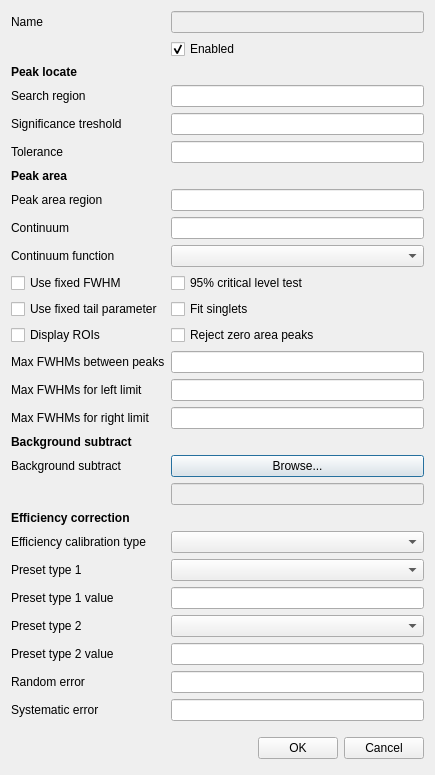
The window that createdetector.ui (bytting/nailab) describes before a commit, drawn with Qt 5.
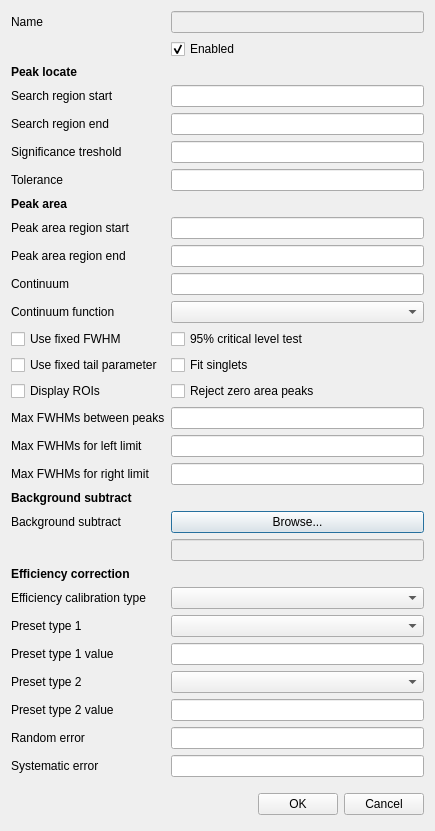
The same window after the commit. Icons and pictures are not drawn.

What changed in the file:
```diff
--- a/createdetector.ui
+++ b/createdetector.ui
@@ -7,7 +7,7 @@
     <x>0</x>
     <y>0</y>
     <width>435</width>
-    <height>762</height>
+    <height>826</height>
    </rect>
   </property>
   <property name="windowTitle">
@@ -64,34 +64,34 @@
    <item row="3" column="0">
     <widget class="QLabel" name="label">
      <property name="text">
-      <string>Search region</string>
+      <string>Search region start</string>
      </property>
     </widget>
    </item>
    <item row="3" column="1">
     <widget class="QLineEdit" name="tbSearchRegion"/>
    </item>
-   <item row="4" column="0">
+   <item row="5" column="0">
     <widget class="QLabel" name="label_2">
      <property name="text">
       <string>Significance treshold</string>
      </property>
     </widget>
    </item>
-   <item row="4" column="1">
+   <item row="5" column="1">
     <widget class="QLineEdit" name="tbSignificanceTreshold"/>
    </item>
-   <item row="5" column="0">
+   <item row="6" column="0">
     <widget class="QLabel" name="label_3">
      <property name="text">
       <string>Tolerance</string>
      </property>
     </widget>
    </item>
-   <item row="5" column="1">
+   <item row="6" column="1">
     <widget class="QLineEdit" name="tbTolerance"/>
    </item>
-   <item row="6" column="0">
+   <item row="7" column="0">
     <widget class="QLabel" name="label_11">
      <property name="font">
       <font>
@@ -104,109 +104,109 @@
      </property>
     </widget>
    </item>
-   <item row="7" column="0">
-    <widget class="QLabel" name="label_5">
-     <property name="text">
-      <string>Peak area region</string>
-     </property>
-    </widget>
-   </item>
-   <item row="7" column="1">
-    <widget class="QLineEdit" name="tbPeakAreaRegion"/>
-   </item>
    <item row="8" column="0">
+    <widget class="QLabel" name="label_5">
+     <property name="text">
+      <string>Peak area region start</string>
+     </property>
+    </widget>
+   </item>
+   <item row="8" column="1">
+    <widget class="QLineEdit" name="tbPeakAreaRegionStart"/>
+   </item>
+   <item row="10" column="0">
     <widget class="QLabel" name="label_4">
      <property name="text">
       <string>Continuum</string>
      </property>
     </widget>
    </item>
-   <item row="8" column="1">
+   <item row="10" column="1">
     <widget class="QLineEdit" name="tbContinuum"/>
    </item>
-   <item row="9" column="0">
+   <item row="11" column="0">
     <widget class="QLabel" name="label_7">
      <property name="text">
       <string>Continuum function</string>
      </property>
     </widget>
    </item>
-   <item row="9" column="1">
+   <item row="11" column="1">
     <widget class="QComboBox" name="cboxContinuumFunction"/>
    </item>
-   <item row="10" column="0">
+   <item row="12" column="0">
     <widget class="QCheckBox" name="cbUseFixedFWHM">
      <property name="text">
       <string>Use fixed FWHM</string>
      </property>
     </widget>
    </item>
-   <item row="10" column="1">
+   <item row="12" column="1">
     <widget class="QCheckBox" name="cbCriticalLevelTest">
      <property name="text">
       <string>95% critical level test</string>
      </property>
     </widget>
    </item>
-   <item row="11" column="0">
+   <item row="13" column="0">
     <widget class="QCheckBox" name="cbUseFixedTailParameter">
      <property name="text">
       <string>Use fixed tail parameter</string>
      </property>
     </widget>
    </item>
-   <item row="11" column="1">
+   <item row="13" column="1">
     <widget class="QCheckBox" name="cbFixSinglets">
      <property name="text">
       <string>Fit singlets</string>
      </property>
     </widget>
    </item>
-   <item row="12" column="0">
+   <item row="14" column="0">
     <widget class="QCheckBox" name="cbDisplayROIs">
      <property name="text">
       <string>Display ROIs</string>
      </property>
     </widget>
    </item>
-   <item row="12" column="1">
+   <item row="14" column="1">
     <widget class="QCheckBox" name="cbRejectZeroAreaPeaks">
      <property name="text">
       <string>Reject zero area peaks</string>
      </property>
     </widget>
    </item>
-   <item row="13" column="0">
+   <item row="15" column="0">
     <widget class="QLabel" name="label_9">
      <property name="text">
       <string>Max FWHMs between peaks</string>
      </property>
     </widget>
    </item>
-   <item row="13" column="1">
+   <item row="15" column="1">
     <widget class="QLineEdit" name="tbMaxFWHMsBetweenPeaks"/>
    </item>
-   <item row="14" column="0">
+   <item row="16" column="0">
     <widget class="QLabel" name="label_12">
      <property name="text">
       <string>Max FWHMs for left limit</string>
      </property>
     </widget>
    </item>
-   <item row="14" column="1">
+   <item row="16" column="1">
     <widget class="QLineEdit" name="tbMaxFWHMsForLeftLimit"/>
    </item>
-   <item row="15" column="0">
+   <item row="17" column="0">
     <widget class="QLabel" name="label_6">
      <property name="text">
       <string>Max FWHMs for right limit</string>
      </property>
     </widget>
    </item>
-   <item row="15" column="1">
+   <item row="17" column="1">
     <widget class="QLineEdit" name="tbMaxFWHMsForRightLimit"/>
    </item>
-   <item row="16" column="0">
+   <item row="18" column="0">
     <widget class="QLabel" name="label_13">
      <property name="font">
       <font>
@@ -219,21 +219,21 @@
      </property>
     </widget>
    </item>
-   <item row="17" column="0">
+   <item row="19" column="0">
     <widget class="QLabel" name="label_8">
      <property name="text">
       <string>Background subtract</string>
      </property>
     </widget>
    </item>
-   <item row="17" column="1">
+   <item row="19" column="1">
     <widget class="QPushButton" name="btnBackgroundSubtract">
      <property name="text">
       <string>Browse...</string>
      </property>
     </widget>
    </item>
-   <item row="18" column="1">
+   <item row="20" column="1">
     <widget class="QLineEdit" name="tbBackgroundSubtract">
      <property name="enabled">
       <bool>false</bool>
@@ -255,7 +255,7 @@
      </property>
     </widget>
    </item>
-   <item row="19" column="0">
+   <item row="21" column="0">
     <widget class="QLabel" name="label_14">
      <property name="font">
       <font>
@@ -268,57 +268,57 @@
      </property>
     </widget>
    </item>
-   <item row="20" column="0">
+   <item row="22" column="0">
     <widget class="QLabel" name="label_15">
      <property name="text">
       <string>Efficiency calibration type</string>
      </property>
     </widget>
    </item>
-   <item row="20" column="1">
+   <item row="22" column="1">
     <widget class="QComboBox" name="cboxEfficiencyCalibrationType"/>
    </item>
-   <item row="21" column="0">
+   <item row="23" column="0">
     <widget class="QLabel" name="label_17">
      <property name="text">
       <string>Preset type 1</string>
      </property>
     </widget>
    </item>
-   <item row="21" column="1">
+   <item row="23" column="1">
     <widget class="QComboBox" name="cboxPresetType1"/>
    </item>
-   <item row="22" column="0">
+   <item row="24" column="0">
     <widget class="QLabel" name="label_18">
      <property name="text">
       <string>Preset type 1 value</string>
      </property>
     </widget>
    </item>
-   <item row="22" column="1">
+   <item row="24" column="1">
     <widget class="QLineEdit" name="tbPresetType1"/>
    </item>
-   <item row="23" column="0">
+   <item row="25" column="0">
     <widget class="QLabel" name="label_22">
      <property name="text">
       <string>Preset type 2</string>
      </property>
     </widget>
    </item>
-   <item row="23" column="1">
+   <item row="25" column="1">
     <widget class="QComboBox" name="cboxPresetType2"/>
    </item>
-   <item row="24" column="0">
+   <item row="26" column="0">
     <widget class="QLabel" name="label_19">
      <property name="text">
       <string>Preset type 2 value</string>
      </property>
     </widget>
    </item>
-   <item row="24" column="1">
+   <item row="26" column="1">
     <widget class="QLineEdit" name="tbPresetType2"/>
    </item>
-   <item row="27" column="0">
+   <item row="29" column="0">
     <spacer name="verticalSpacer">
      <property name="orientation">
       <enum>Qt::Vertical</enum>
@@ -331,7 +331,7 @@
      </property>
     </spacer>
    </item>
-   <item row="28" column="0" colspan="2">
+   <item row="30" column="0" colspan="2">
     <layout class="QHBoxLayout">
      <property name="spacing">
       <number>6</number>
@@ -377,26 +377,46 @@
      </item>
     </layout>
    </item>
-   <item row="25" column="0">
+   <item row="27" column="0">
     <widget class="QLabel" name="label_20">
      <property name="text">
       <string>Random error</string>
      </property>
     </widget>
    </item>
-   <item row="25" column="1">
+   <item row="27" column="1">
     <widget class="QLineEdit" name="tbRandomError"/>
    </item>
-   <item row="26" column="0">
+   <item row="28" column="0">
     <widget class="QLabel" name="label_21">
      <property name="text">
       <string>Systematic error</string>
      </property>
     </widget>
    </item>
-   <item row="26" column="1">
+   <item row="28" column="1">
     <widget class="QLineEdit" name="tbSystematicError"/>
    </item>
+   <item row="9" column="1">
+    <widget class="QLineEdit" name="tbPeakAreaRegionEnd"/>
+   </item>
+   <item row="9" column="0">
+    <widget class="QLabel" name="label_23">
+     <property name="text">
+      <string>Peak area region end</string>
+     </property>
+    </widget>
+   </item>
+   <item row="4" column="1">
+    <widget class="QLineEdit" name="tbSearchRegionEnd"/>
+   </item>
+   <item row="4" column="0">
+    <widget class="QLabel" name="label_24">
+     <property name="text">
+      <string>Search region end</string>
+     </property>
+    </widget>
+   </item>
   </layout>
  </widget>
  <resources>
```
Left out of the diff: 2 changed lines with no effect on the pictures.
